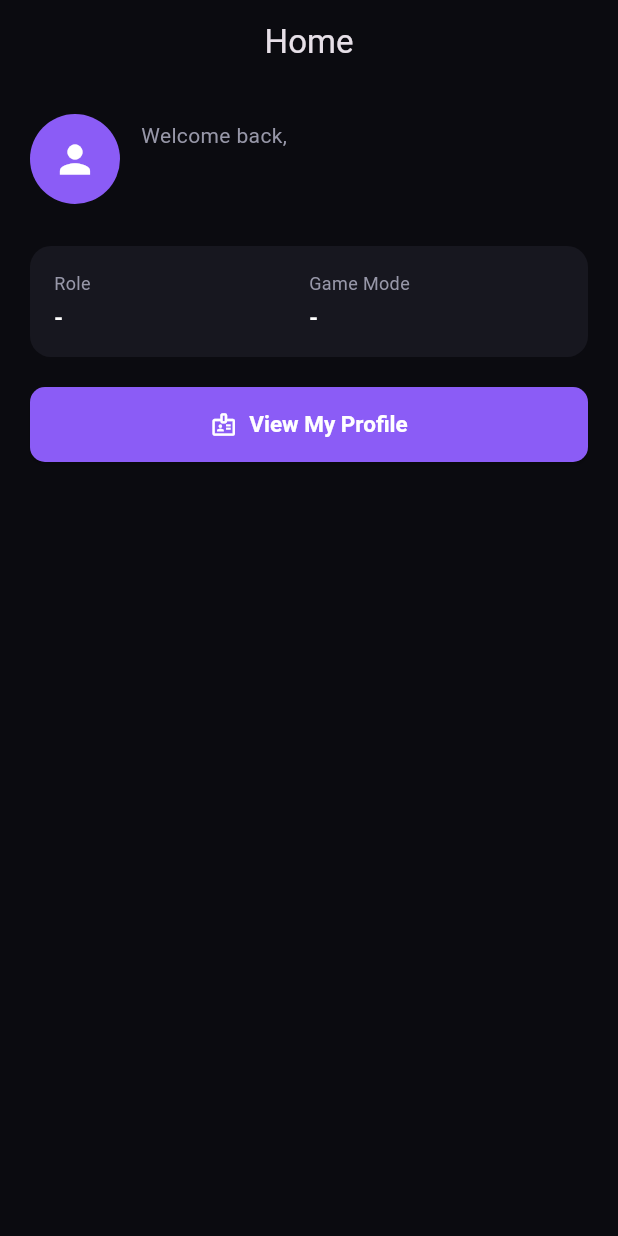
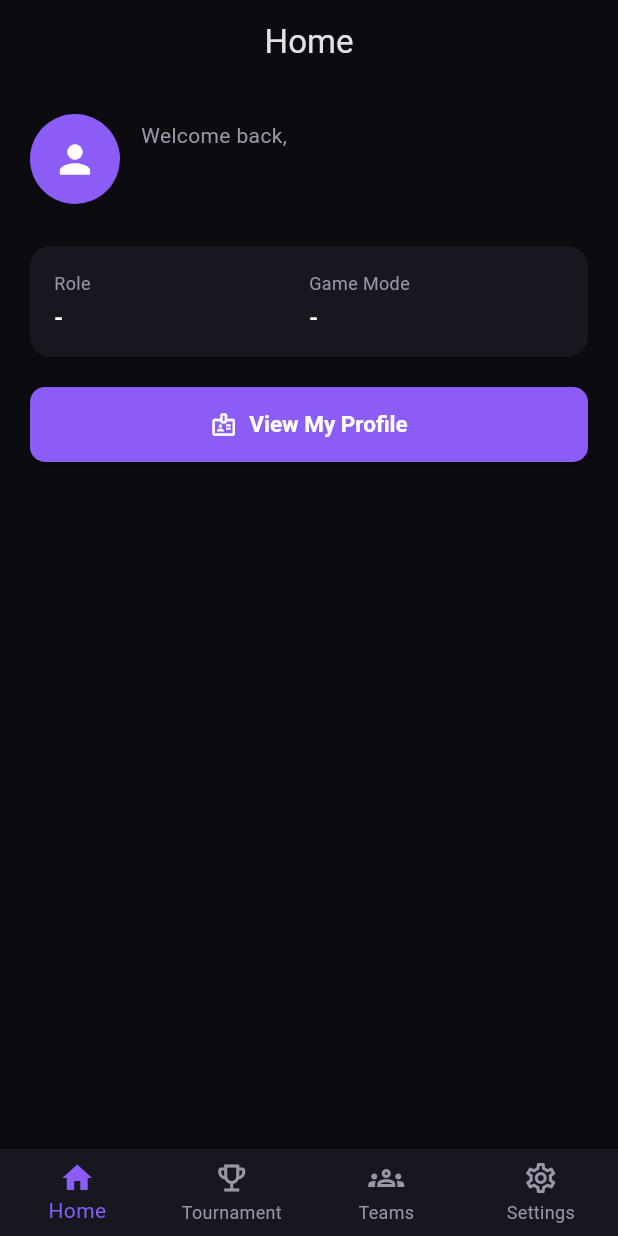
Before and after one commit to vishvaraj789/esposrtplay, a Flutter app: the PlayerHomeScreen screen opened directly with empty values, on a phone screen of 412 x 824 dp. Run offline on Flutter 3.47's test engine with Material 3 defaults, Android fonts, the phone set to English and light mode, and no system bars; our stand-ins replace image_picker; network calls fail.

Commit message:
player home

```diff
--- a/lib/data/team_data.dart
+++ b/lib/data/team_data.dart
@@ -1,10 +1,12 @@
 import '../models/team.dart';
+import 'team_repository.dart';
 
 class TeamData {
   static Team? _team;
 
   static void saveTeam(Team team) {
     _team = team;
+    TeamRepository.addOrUpdateTeam(team);
   }
 
   static Team? getTeam() {
--- a/lib/screens/player/player_home_screen.dart
+++ b/lib/screens/player/player_home_screen.dart
@@ -1,6 +1,8 @@
 import 'package:flutter/material.dart';
 import '../../models/player.dart';
 import 'player_profiles_screen.dart';
+import '../tournament/tournament_screen.dart';
+import 'teams_screen.dart';
 
 // Color Scheme (matches the rest of the app)
 const bgColor = Color(0xFF0B0B10);
@@ -9,21 +11,104 @@ const accentColor = Color(0xFF8B5CF6);
 const textColor = Colors.white;
 const textSecondaryColor = Color(0xFF9797A8);
 
-class PlayerHomeScreen extends StatelessWidget {
+class PlayerHomeScreen extends StatefulWidget {
   const PlayerHomeScreen({super.key, required this.playerData});
 
   final PlayerData playerData;
 
   @override
+  State<PlayerHomeScreen> createState() => _PlayerHomeScreenState();
+}
+
+class _PlayerHomeScreenState extends State<PlayerHomeScreen> {
+  int _selectedIndex = 0;
+
+  @override
   Widget build(BuildContext context) {
+    final pages = [
+      _HomeTab(playerData: widget.playerData),
+      const _PlaceholderTab(
+        icon: Icons.emoji_events_outlined,
+        label: "Tournament",
+      ),
+      const _PlaceholderTab(
+        icon: Icons.groups_outlined,
+        label: "Teams",
+      ),
+      const _PlaceholderTab(
+        icon: Icons.settings_outlined,
+        label: "Settings",
+      ),
+    ];
+
+    final titles = ["Home", "Tournament", "Teams", "Settings"];
+
     return Scaffold(
       backgroundColor: bgColor,
       appBar: AppBar(
         backgroundColor: bgColor,
         elevation: 0,
-        title: const Text("Home"),
+        title: Text(titles[_selectedIndex]),
       ),
-      body: Padding(
+      body: pages[_selectedIndex],
+      bottomNavigationBar: BottomNavigationBar(
+        currentIndex: _selectedIndex,
+        onTap: (index) {
+          if (index == 1) {
+            Navigator.push(
+              context,
+              MaterialPageRoute(builder: (_) => const TournamentScreen()),
+            );
+            return;
+          }
+          if (index == 2) {
+            Navigator.push(
+              context,
+              MaterialPageRoute(builder: (_) => const TeamsScreen()),
+            );
+            return;
+          }
+          setState(() => _selectedIndex = index);
+        },
+        backgroundColor: surfaceColor,
+        selectedItemColor: accentColor,
+        unselectedItemColor: textSecondaryColor,
+        type: BottomNavigationBarType.fixed,
+        items: const [
+          BottomNavigationBarItem(
+            icon: Icon(Icons.home_outlined),
+            activeIcon: Icon(Icons.home),
+            label: "Home",
+          ),
+          BottomNavigationBarItem(
+            icon: Icon(Icons.emoji_events_outlined),
+            activeIcon: Icon(Icons.emoji_events),
+            label: "Tournament",
+          ),
+          BottomNavigationBarItem(
+            icon: Icon(Icons.groups_outlined),
+            activeIcon: Icon(Icons.groups),
+            label: "Teams",
+          ),
+          BottomNavigationBarItem(
+            icon: Icon(Icons.settings_outlined),
+            activeIcon: Icon(Icons.settings),
+            label: "Settings",
+          ),
+        ],
+      ),
+    );
+  }
+}
+
+class _HomeTab extends StatelessWidget {
+  const _HomeTab({required this.playerData});
+
+  final PlayerData playerData;
+
+  @override
+  Widget build(BuildContext context) {
+    return Padding(
       padding: const EdgeInsets.all(20),
       child: Column(
         crossAxisAlignment: CrossAxisAlignment.start,
@@ -110,6 +195,29 @@ class PlayerHomeScreen extends StatelessWidget {
           ),
         ],
       ),
+    );
+  }
+}
+
+class _PlaceholderTab extends StatelessWidget {
+  const _PlaceholderTab({required this.icon, required this.label});
+
+  final IconData icon;
+  final String label;
+
+  @override
+  Widget build(BuildContext context) {
+    return Center(
+      child: Column(
+        mainAxisSize: MainAxisSize.min,
+        children: [
+          Icon(icon, size: 48, color: textSecondaryColor),
+          const SizedBox(height: 12),
+          Text(
+            "$label coming soon",
+            style: const TextStyle(color: textSecondaryColor, fontSize: 15),
+          ),
+        ],
       ),
     );
   }
--- a/pubspec.yaml
+++ b/pubspec.yaml
@@ -34,6 +34,9 @@ dependencies:
   # The following adds the Cupertino Icons font to your application.
   # Use with the CupertinoIcons class for iOS style icons.
   cupertino_icons: ^1.0.8
+  firebase_core: ^4.13.0
+  firebase_auth: ^6.5.7
+  google_sign_in: ^7.2.0
 
 
 dev_dependencies:
```
Also changed, not shown: lib/data/team_repository.dart (+11 -0 lines), lib/screens/player/teams_screen.dart (added, +200 -0 lines), pubspec.lock, 3 other files. Lines whose indentation alone changed are shown as unchanged.
